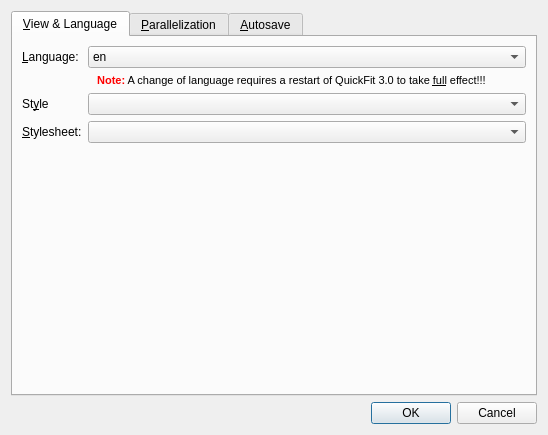
jkriege2/QuickFit3, file application/optionsdialog.ui: the form before one commit.
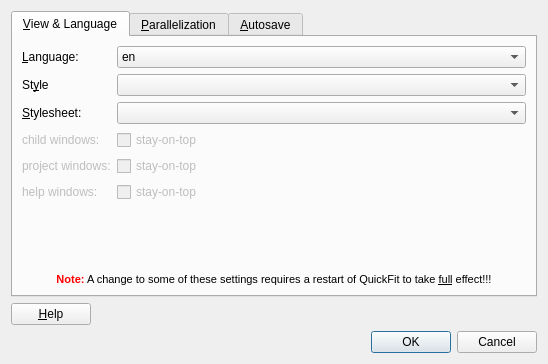
The form after the commit. The open tabs and pages were chosen to show the change. Icons and pictures are not drawn.

What changed in the file:
```diff
--- a/application/optionsdialog.ui
+++ b/application/optionsdialog.ui
@@ -10,7 +10,7 @@
     <x>0</x>
     <y>0</y>
     <width>548</width>
-    <height>435</height>
+    <height>364</height>
    </rect>
   </property>
   <property name="sizePolicy">
@@ -28,8 +28,8 @@
   <property name="modal">
    <bool>true</bool>
   </property>
-  <layout class="QVBoxLayout" name="verticalLayout">
-   <item>
+  <layout class="QGridLayout" name="gridLayout">
+   <item row="0" column="0">
     <widget class="QTabWidget" name="tabWidget">
      <property name="tabShape">
       <enum>QTabWidget::Rounded</enum>
@@ -81,17 +81,6 @@
          </item>
         </widget>
        </item>
-       <item row="1" column="1">
-        <widget class="QLabel" name="label_5">
-         <property name="text">
-          <string>&lt;!DOCTYPE HTML PUBLIC &quot;-//W3C//DTD HTML 4.0//EN&quot; &quot;http://www.w3.org/TR/REC-html40/strict.dtd&quot;&gt;
-&lt;html&gt;&lt;head&gt;&lt;meta name=&quot;qrichtext&quot; content=&quot;1&quot; /&gt;&lt;style type=&quot;text/css&quot;&gt;
-p, li { white-space: pre-wrap; }
-&lt;/style&gt;&lt;/head&gt;&lt;body style=&quot; font-family:'MS Shell Dlg 2'; font-size:8.25pt; font-weight:400; font-style:normal;&quot;&gt;
-&lt;p style=&quot; margin-top:0px; margin-bottom:0px; margin-left:0px; margin-right:0px; -qt-block-indent:0; text-indent:0px;&quot;&gt;&lt;span style=&quot; font-size:8pt; font-weight:600;&quot;&gt;   &lt;/span&gt;&lt;span style=&quot; font-size:8pt; font-weight:600; color:#ff0000;&quot;&gt;Note:&lt;/span&gt;&lt;span style=&quot; font-size:8pt;&quot;&gt; A change of language requires a restart of QuickFit 3.0 to take &lt;/span&gt;&lt;span style=&quot; font-size:8pt; text-decoration: underline;&quot;&gt;full&lt;/span&gt;&lt;span style=&quot; font-size:8pt;&quot;&gt; effect!!!&lt;/span&gt;&lt;/p&gt;&lt;/body&gt;&lt;/html&gt;</string>
-         </property>
-        </widget>
-       </item>
        <item row="2" column="0">
         <widget class="QLabel" name="label_8">
          <property name="text">
@@ -102,7 +91,7 @@
          </property>
         </widget>
        </item>
-       <item row="3" column="0">
+       <item row="5" column="0">
         <widget class="QLabel" name="label_7">
          <property name="text">
           <string>&amp;Stylesheet:</string>
@@ -112,12 +101,126 @@
          </property>
         </widget>
        </item>
-       <item row="3" column="1">
+       <item row="5" column="1">
         <widget class="QComboBox" name="cmbStylesheet"/>
        </item>
        <item row="2" column="1">
         <widget class="QComboBox" name="cmbStyle"/>
        </item>
+       <item row="6" column="1">
+        <widget class="QCheckBox" name="chkChildWindowsStayOnTop">
+         <property name="enabled">
+          <bool>false</bool>
+         </property>
+         <property name="toolTip">
+          <string>&lt;!DOCTYPE HTML PUBLIC &quot;-//W3C//DTD HTML 4.0//EN&quot; &quot;http://www.w3.org/TR/REC-html40/strict.dtd&quot;&gt;
+&lt;html&gt;&lt;head&gt;&lt;meta name=&quot;qrichtext&quot; content=&quot;1&quot; /&gt;&lt;style type=&quot;text/css&quot;&gt;
+p, li { white-space: pre-wrap; }
+&lt;/style&gt;&lt;/head&gt;&lt;body style=&quot; font-family:'MS Shell Dlg 2'; font-size:8.25pt; font-weight:400; font-style:normal;&quot;&gt;
+&lt;p style=&quot; margin-top:0px; margin-bottom:0px; margin-left:0px; margin-right:0px; -qt-block-indent:0; text-indent:0px;&quot;&gt;&lt;span style=&quot; font-size:8pt;&quot;&gt;if this is activated, the child windows (e.g. evaluation editors and raw data record editors) will be display with the stay-on-top option, so they are always on top of the project window&lt;/span&gt;&lt;/p&gt;&lt;/body&gt;&lt;/html&gt;</string>
+         </property>
+         <property name="text">
+          <string>stay-on-top</string>
+         </property>
+        </widget>
+       </item>
+       <item row="6" column="0">
+        <widget class="QLabel" name="label_9">
+         <property name="enabled">
+          <bool>false</bool>
+         </property>
+         <property name="text">
+          <string>child windows:</string>
+         </property>
+         <property name="buddy">
+          <cstring>cmbStylesheet</cstring>
+         </property>
+        </widget>
+       </item>
+       <item row="7" column="0">
+        <widget class="QLabel" name="label_10">
+         <property name="enabled">
+          <bool>false</bool>
+         </property>
+         <property name="text">
+          <string>project windows:</string>
+         </property>
+         <property name="buddy">
+          <cstring>cmbStylesheet</cstring>
+         </property>
+        </widget>
+       </item>
+       <item row="8" column="0">
+        <widget class="QLabel" name="label_11">
+         <property name="enabled">
+          <bool>false</bool>
+         </property>
+         <property name="text">
+          <string>help windows:</string>
+         </property>
+         <property name="buddy">
+          <cstring>cmbStylesheet</cstring>
+         </property>
+        </widget>
+       </item>
+       <item row="7" column="1">
+        <widget class="QCheckBox" name="chkProjectWindowsStayOnTop">
+         <property name="enabled">
+          <bool>false</bool>
+         </property>
+         <property name="toolTip">
+          <string>&lt;!DOCTYPE HTML PUBLIC &quot;-//W3C//DTD HTML 4.0//EN&quot; &quot;http://www.w3.org/TR/REC-html40/strict.dtd&quot;&gt;
+&lt;html&gt;&lt;head&gt;&lt;meta name=&quot;qrichtext&quot; content=&quot;1&quot; /&gt;&lt;style type=&quot;text/css&quot;&gt;
+p, li { white-space: pre-wrap; }
+&lt;/style&gt;&lt;/head&gt;&lt;body style=&quot; font-family:'MS Shell Dlg 2'; font-size:8.25pt; font-weight:400; font-style:normal;&quot;&gt;
+&lt;p style=&quot; margin-top:0px; margin-bottom:0px; margin-left:0px; margin-right:0px; -qt-block-indent:0; text-indent:0px;&quot;&gt;&lt;span style=&quot; font-size:8pt;&quot;&gt;if this is activated, the project window will be display with the stay-on-top option activated.&lt;/span&gt;&lt;/p&gt;&lt;/body&gt;&lt;/html&gt;</string>
+         </property>
+         <property name="text">
+          <string>stay-on-top</string>
+         </property>
+        </widget>
+       </item>
+       <item row="8" column="1">
+        <widget class="QCheckBox" name="chkHelpWindowsStayOnTop">
+         <property name="enabled">
+          <bool>false</bool>
+         </property>
+         <property name="toolTip">
+          <string>&lt;!DOCTYPE HTML PUBLIC &quot;-//W3C//DTD HTML 4.0//EN&quot; &quot;http://www.w3.org/TR/REC-html40/strict.dtd&quot;&gt;
+&lt;html&gt;&lt;head&gt;&lt;meta name=&quot;qrichtext&quot; content=&quot;1&quot; /&gt;&lt;style type=&quot;text/css&quot;&gt;
+p, li { white-space: pre-wrap; }
+&lt;/style&gt;&lt;/head&gt;&lt;body style=&quot; font-family:'MS Shell Dlg 2'; font-size:8.25pt; font-weight:400; font-style:normal;&quot;&gt;
+&lt;p style=&quot; margin-top:0px; margin-bottom:0px; margin-left:0px; margin-right:0px; -qt-block-indent:0; text-indent:0px;&quot;&gt;&lt;span style=&quot; font-size:8pt;&quot;&gt;if this is activated, the help windows will be display with the stay-on-top option activated.&lt;/span&gt;&lt;/p&gt;&lt;/body&gt;&lt;/html&gt;</string>
+         </property>
+         <property name="text">
+          <string>stay-on-top</string>
+         </property>
+        </widget>
+       </item>
+       <item row="10" column="0" colspan="2">
+        <widget class="QLabel" name="label_5">
+         <property name="text">
+          <string>&lt;!DOCTYPE HTML PUBLIC &quot;-//W3C//DTD HTML 4.0//EN&quot; &quot;http://www.w3.org/TR/REC-html40/strict.dtd&quot;&gt;
+&lt;html&gt;&lt;head&gt;&lt;meta name=&quot;qrichtext&quot; content=&quot;1&quot; /&gt;&lt;style type=&quot;text/css&quot;&gt;
+p, li { white-space: pre-wrap; }
+&lt;/style&gt;&lt;/head&gt;&lt;body style=&quot; font-family:'MS Shell Dlg 2'; font-size:8.25pt; font-weight:400; font-style:normal;&quot;&gt;
+&lt;p align=&quot;center&quot; style=&quot; margin-top:0px; margin-bottom:0px; margin-left:0px; margin-right:0px; -qt-block-indent:0; text-indent:0px;&quot;&gt;&lt;span style=&quot; font-size:8pt; font-weight:600; color:#ff0000;&quot;&gt;Note:&lt;/span&gt;&lt;span style=&quot; font-size:8pt;&quot;&gt; A change to some of these settings requires a restart of QuickFit to take &lt;/span&gt;&lt;span style=&quot; font-size:8pt; text-decoration: underline;&quot;&gt;full&lt;/span&gt;&lt;span style=&quot; font-size:8pt;&quot;&gt; effect!!!&lt;/span&gt;&lt;/p&gt;&lt;/body&gt;&lt;/html&gt;</string>
+         </property>
+        </widget>
+       </item>
+       <item row="9" column="0">
+        <spacer name="verticalSpacer">
+         <property name="orientation">
+          <enum>Qt::Vertical</enum>
+         </property>
+         <property name="sizeHint" stdset="0">
+          <size>
+           <width>20</width>
+           <height>40</height>
+          </size>
+         </property>
+        </spacer>
+       </item>
       </layout>
      </widget>
      <widget class="QWidget" name="Seite_2">
@@ -195,7 +298,7 @@
      </widget>
     </widget>
    </item>
-   <item>
+   <item row="4" column="0">
     <widget class="QDialogButtonBox" name="buttonBox">
      <property name="maximumSize">
       <size>
@@ -217,6 +320,34 @@
      </property>
     </widget>
    </item>
+   <item row="1" column="0">
+    <layout class="QHBoxLayout" name="horizontalLayout">
+     <item>
+      <widget class="QPushButton" name="btnHelp">
+       <property name="text">
+        <string>&amp;Help</string>
+       </property>
+       <property name="icon">
+        <iconset resource="../lib/lib.qrc">
+         <normaloff>:/lib/help.png</normaloff>:/lib/help.png</iconset>
+       </property>
+      </widget>
+     </item>
+     <item>
+      <spacer name="horizontalSpacer">
+       <property name="orientation">
+        <enum>Qt::Horizontal</enum>
+       </property>
+       <property name="sizeHint" stdset="0">
+        <size>
+         <width>40</width>
+         <height>20</height>
+        </size>
+       </property>
+      </spacer>
+     </item>
+    </layout>
+   </item>
   </layout>
  </widget>
  <tabstops>
```
Left out of the diff: 36 changed lines with no effect on the pictures.
